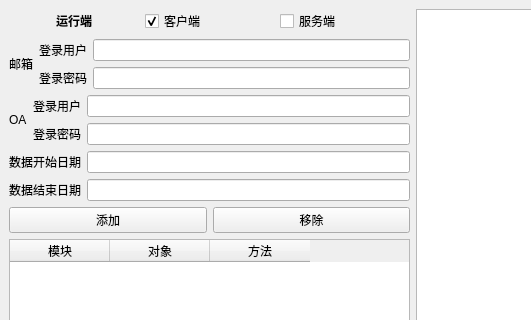
Above: biz/monitor_oa/Form.ui from sticktoFE/rpa-office before the change; both pictures show x 0 to 531 and y 0 to 320 of the 825 by 772 pixel window. Below: the same form after it.
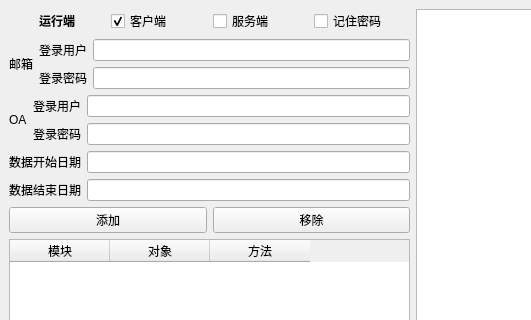
That is the form after the change.

Diff of the .ui file:
```diff
--- a/biz/monitor_oa/Form.ui
+++ b/biz/monitor_oa/Form.ui
@@ -59,6 +59,13 @@
             </property>
            </widget>
           </item>
+          <item>
+           <widget class="QCheckBox" name="remember_check">
+            <property name="text">
+             <string>记住密码</string>
+            </property>
+           </widget>
+          </item>
          </layout>
         </item>
         <item>
```
